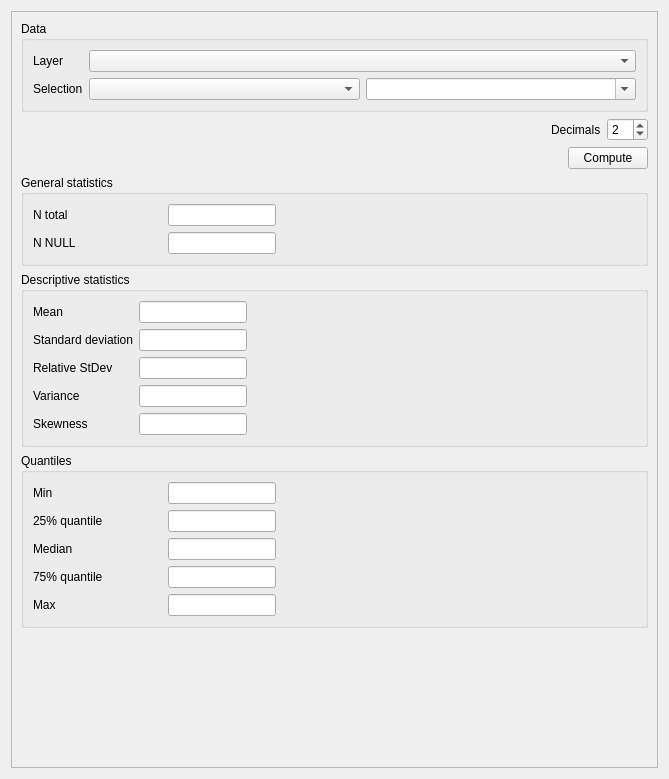
The window that eis_qgis_plugin/resources/ui/eda/wizard_statistics.ui (GispoCoding/eis_qgis_plugin) describes before a commit, drawn with Qt 5.
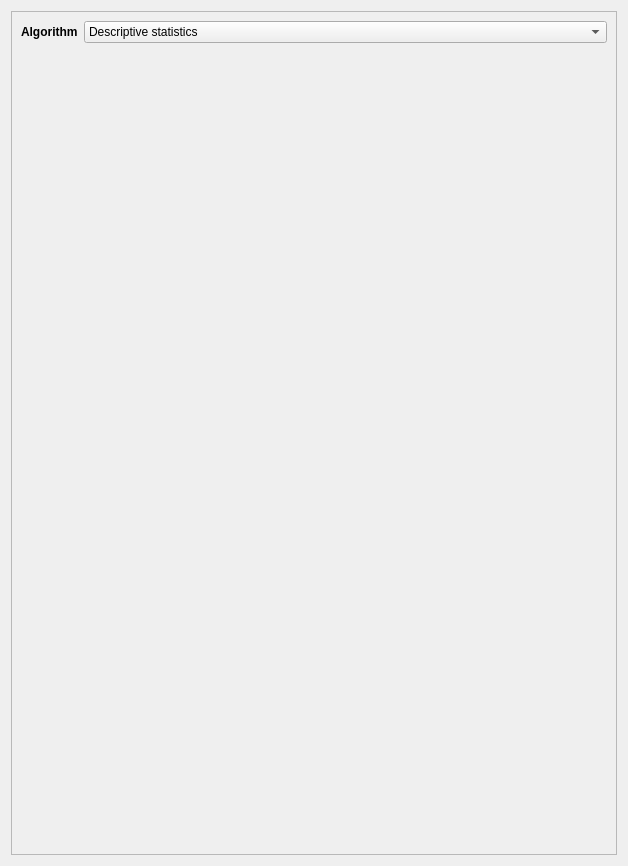
The same window after the commit. Custom widgets are drawn as their Qt base class.

Commit message: Refactor(EDA): tab for exploratory analyses

Diff of the .ui file:
```diff
--- a/eis_qgis_plugin/resources/ui/eda/wizard_statistics.ui
+++ b/eis_qgis_plugin/resources/ui/eda/wizard_statistics.ui
@@ -6,16 +6,16 @@
    <rect>
     <x>0</x>
     <y>0</y>
-    <width>669</width>
-    <height>779</height>
+    <width>628</width>
+    <height>866</height>
    </rect>
   </property>
   <property name="windowTitle">
    <string>Form</string>
   </property>
-  <layout class="QVBoxLayout" name="verticalLayout_2">
+  <layout class="QVBoxLayout" name="verticalLayout">
    <item>
-    <widget class="QScrollArea" name="scrollArea">
+    <widget class="QScrollArea" name="algorithm_page_scroll">
      <property name="widgetResizable">
       <bool>true</bool>
      </property>
@@ -24,400 +24,45 @@
        <rect>
         <x>0</x>
         <y>0</y>
-        <width>649</width>
-        <height>759</height>
+        <width>608</width>
+        <height>846</height>
        </rect>
       </property>
-      <layout class="QVBoxLayout" name="verticalLayout">
+      <layout class="QVBoxLayout" name="verticalLayout_2">
        <item>
-        <widget class="QGroupBox" name="plot_data_box_2">
-         <property name="sizePolicy">
-          <sizepolicy hsizetype="Preferred" vsizetype="Maximum">
-           <horstretch>0</horstretch>
-           <verstretch>0</verstretch>
-          </sizepolicy>
-         </property>
-         <property name="title">
-          <string>Data</string>
-         </property>
-         <layout class="QFormLayout" name="formLayout_4">
-          <item row="0" column="0">
-           <widget class="QLabel" name="label_11">
-            <property name="text">
-             <string>Layer</string>
-            </property>
-           </widget>
-          </item>
-          <item row="0" column="1">
-           <widget class="QgsMapLayerComboBox" name="layer"/>
-          </item>
-          <item row="1" column="0">
-           <widget class="QLabel" name="label_12">
-            <property name="text">
-             <string>Selection</string>
-            </property>
-           </widget>
-          </item>
-          <item row="1" column="1">
-           <layout class="QHBoxLayout" name="horizontalLayout">
-            <item>
-             <widget class="QgsRasterBandComboBox" name="band"/>
-            </item>
-            <item>
-             <widget class="QgsFieldComboBox" name="field">
-              <property name="editable">
-               <bool>true</bool>
-              </property>
-             </widget>
-            </item>
-           </layout>
-          </item>
-         </layout>
-        </widget>
-       </item>
-       <item>
-        <layout class="QHBoxLayout" name="horizontalLayout_4">
+        <layout class="QHBoxLayout" name="algorithm_selection_layout">
          <item>
-          <spacer name="horizontalSpacer_2">
-           <property name="orientation">
-            <enum>Qt::Horizontal</enum>
+          <widget class="QLabel" name="label">
+           <property name="font">
+            <font>
+             <weight>75</weight>
+             <bold>true</bold>
+            </font>
            </property>
-           <property name="sizeHint" stdset="0">
-            <size>
-             <width>40</width>
-             <height>20</height>
-            </size>
-           </property>
-          </spacer>
-         </item>
-         <item>
-          <widget class="QLabel" name="label_13">
            <property name="text">
-            <string>Decimals</string>
+            <string>Algorithm</string>
            </property>
           </widget>
          </item>
          <item>
-          <widget class="QSpinBox" name="decimals">
-           <property name="maximum">
-            <number>10</number>
+          <widget class="QComboBox" name="algorithm_selection">
+           <property name="sizePolicy">
+            <sizepolicy hsizetype="Expanding" vsizetype="Fixed">
+             <horstretch>0</horstretch>
+             <verstretch>0</verstretch>
+            </sizepolicy>
            </property>
-           <property name="value">
-            <number>2</number>
-           </property>
+           <item>
+            <property name="text">
+             <string>Descriptive statistics</string>
+            </property>
+           </item>
           </widget>
          </item>
         </layout>
        </item>
        <item>
-        <layout class="QHBoxLayout" name="horizontalLayout_2">
-         <item>
-          <spacer name="horizontalSpacer">
-           <property name="orientation">
-            <enum>Qt::Horizontal</enum>
-           </property>
-           <property name="sizeHint" stdset="0">
-            <size>
-             <width>40</width>
-             <height>20</height>
-            </size>
-           </property>
-          </spacer>
-         </item>
-         <item>
-          <widget class="QPushButton" name="compute_btn">
-           <property name="text">
-            <string>Compute</string>
-           </property>
-          </widget>
-         </item>
-        </layout>
-       </item>
-       <item>
-        <widget class="QGroupBox" name="groupBox">
-         <property name="title">
-          <string>General statistics</string>
-         </property>
-         <layout class="QFormLayout" name="formLayout_3">
-          <item row="0" column="0">
-           <widget class="QLabel" name="label_9">
-            <property name="minimumSize">
-             <size>
-              <width>129</width>
-              <height>0</height>
-             </size>
-            </property>
-            <property name="text">
-             <string>N total</string>
-            </property>
-           </widget>
-          </item>
-          <item row="0" column="1">
-           <widget class="QLineEdit" name="n_total">
-            <property name="sizePolicy">
-             <sizepolicy hsizetype="Maximum" vsizetype="Fixed">
-              <horstretch>0</horstretch>
-              <verstretch>0</verstretch>
-             </sizepolicy>
-            </property>
-           </widget>
-          </item>
-          <item row="1" column="0">
-           <widget class="QLabel" name="label_10">
-            <property name="minimumSize">
-             <size>
-              <width>129</width>
-              <height>0</height>
-             </size>
-            </property>
-            <property name="text">
-             <string>N NULL</string>
-            </property>
-           </widget>
-          </item>
-          <item row="1" column="1">
-           <widget class="QLineEdit" name="n_null">
-            <property name="sizePolicy">
-             <sizepolicy hsizetype="Maximum" vsizetype="Fixed">
-              <horstretch>0</horstretch>
-              <verstretch>0</verstretch>
-             </sizepolicy>
-            </property>
-           </widget>
-          </item>
-         </layout>
-        </widget>
-       </item>
-       <item>
-        <widget class="QGroupBox" name="groupBox_2">
-         <property name="title">
-          <string>Descriptive statistics</string>
-         </property>
-         <layout class="QFormLayout" name="formLayout">
-          <item row="0" column="0">
-           <widget class="QLabel" name="label">
-            <property name="text">
-             <string>Mean</string>
-            </property>
-           </widget>
-          </item>
-          <item row="0" column="1">
-           <widget class="QLineEdit" name="mean">
-            <property name="sizePolicy">
-             <sizepolicy hsizetype="Maximum" vsizetype="Fixed">
-              <horstretch>0</horstretch>
-              <verstretch>0</verstretch>
-             </sizepolicy>
-            </property>
-           </widget>
-          </item>
-          <item row="1" column="0">
-           <widget class="QLabel" name="label_2">
-            <property name="text">
-             <string>Standard deviation</string>
-            </property>
-           </widget>
-          </item>
-          <item row="1" column="1">
-           <widget class="QLineEdit" name="standard_deviation">
-            <property name="sizePolicy">
-             <sizepolicy hsizetype="Maximum" vsizetype="Fixed">
-              <horstretch>0</horstretch>
-              <verstretch>0</verstretch>
-             </sizepolicy>
-            </property>
-           </widget>
-          </item>
-          <item row="2" column="0">
-           <widget class="QLabel" name="label_3">
-            <property name="text">
-             <string>Relative StDev</string>
-            </property>
-           </widget>
-          </item>
-          <item row="2" column="1">
-           <widget class="QLineEdit" name="relative_standard_deviation">
-            <property name="sizePolicy">
-             <sizepolicy hsizetype="Maximum" vsizetype="Fixed">
-              <horstretch>0</horstretch>
-              <verstretch>0</verstretch>
-             </sizepolicy>
-            </property>
-           </widget>
-          </item>
-          <item row="3" column="0">
-           <widget class="QLabel" name="label_4">
-            <property name="text">
-             <string>Variance</string>
-            </property>
-           </widget>
-          </item>
-          <item row="3" column="1">
-           <widget class="QLineEdit" name="variance">
-            <property name="sizePolicy">
-             <sizepolicy hsizetype="Maximum" vsizetype="Fixed">
-              <horstretch>0</horstretch>
-              <verstretch>0</verstretch>
-             </sizepolicy>
-            </property>
-           </widget>
-          </item>
-          <item row="4" column="0">
-           <widget class="QLabel" name="skewnessLabel">
-            <property name="text">
-             <string>Skewness</string>
-            </property>
-           </widget>
-          </item>
-          <item row="4" column="1">
-           <widget class="QLineEdit" name="skewness">
-            <property name="sizePolicy">
-             <sizepolicy hsizetype="Maximum" vsizetype="Fixed">
-              <horstretch>0</horstretch>
-              <verstretch>0</verstretch>
-             </sizepolicy>
-            </property>
-           </widget>
-          </item>
-         </layout>
-        </widget>
-       </item>
-       <item>
-        <widget class="QGroupBox" name="groupBox_3">
-         <property name="title">
-          <string>Quantiles</string>
-         </property>
-         <layout class="QFormLayout" name="formLayout_2">
-          <item row="0" column="0">
-           <widget class="QLabel" name="label_5">
-            <property name="minimumSize">
-             <size>
-              <width>129</width>
-              <height>0</height>
-             </size>
-            </property>
-            <property name="text">
-             <string>Min</string>
-            </property>
-           </widget>
-          </item>
-          <item row="0" column="1">
-           <widget class="QLineEdit" name="min">
-            <property name="sizePolicy">
-             <sizepolicy hsizetype="Maximum" vsizetype="Fixed">
-              <horstretch>0</horstretch>
-              <verstretch>0</verstretch>
-             </sizepolicy>
-            </property>
-           </widget>
-          </item>
-          <item row="1" column="0">
-           <widget class="QLabel" name="label_6">
-            <property name="minimumSize">
-             <size>
-              <width>129</width>
-              <height>0</height>
-             </size>
-            </property>
-            <property name="text">
-             <string>25% quantile</string>
-            </property>
-           </widget>
-          </item>
-          <item row="1" column="1">
-           <widget class="QLineEdit" name="quantile_25">
-            <property name="sizePolicy">
-             <sizepolicy hsizetype="Maximum" vsizetype="Fixed">
-              <horstretch>0</horstretch>
-              <verstretch>0</verstretch>
-             </sizepolicy>
-            </property>
-           </widget>
-          </item>
-          <item row="2" column="0">
-           <widget class="QLabel" name="label_7">
-            <property name="minimumSize">
-             <size>
-              <width>129</width>
-              <height>0</height>
-             </size>
-            </property>
-            <property name="text">
-             <string>Median</string>
-            </property>
-           </widget>
-          </item>
-          <item row="2" column="1">
-           <widget class="QLineEdit" name="median">
-            <property name="sizePolicy">
-             <sizepolicy hsizetype="Maximum" vsizetype="Fixed">
-              <horstretch>0</horstretch>
-              <verstretch>0</verstretch>
-             </sizepolicy>
-            </property>
-           </widget>
-          </item>
-          <item row="3" column="0">
-           <widget class="QLabel" name="m">
-            <property name="minimumSize">
-             <size>
-              <width>129</width>
-              <height>0</height>
-             </size>
-            </property>
-            <property name="text">
-             <string>75% quantile</string>
-            </property>
-           </widget>
-          </item>
-          <item row="3" column="1">
-           <widget class="QLineEdit" name="quantile_75">
-            <property name="sizePolicy">
-             <sizepolicy hsizetype="Maximum" vsizetype="Fixed">
-              <horstretch>0</horstretch>
-              <verstretch>0</verstretch>
-             </sizepolicy>
-            </property>
-           </widget>
-          </item>
-          <item row="4" column="0">
-           <widget class="QLabel" name="skewnessLabel_2">
-            <property name="minimumSize">
-             <size>
-              <width>129</width>
-              <height>0</height>
-             </size>
-            </property>
-            <property name="text">
-             <string>Max</string>
-            </property>
-           </widget>
-          </item>
-          <item row="4" column="1">
-           <widget class="QLineEdit" name="max">
-            <property name="sizePolicy">
-             <sizepolicy hsizetype="Maximum" vsizetype="Fixed">
-              <horstretch>0</horstretch>
-              <verstretch>0</verstretch>
-             </sizepolicy>
-            </property>
-           </widget>
-          </item>
-         </layout>
-        </widget>
-       </item>
-       <item>
-        <spacer name="verticalSpacer">
-         <property name="orientation">
-          <enum>Qt::Vertical</enum>
-         </property>
-         <property name="sizeHint" stdset="0">
-          <size>
-           <width>20</width>
-           <height>59</height>
-          </size>
-         </property>
-        </spacer>
+        <widget class="QStackedWidget" name="parameters_container"/>
        </item>
       </layout>
      </widget>
@@ -425,23 +70,6 @@
    </item>
   </layout>
  </widget>
- <customwidgets>
-  <customwidget>
-   <class>QgsFieldComboBox</class>
-   <extends>QComboBox</extends>
-   <header>qgsfieldcombobox.h</header>
-  </customwidget>
-  <customwidget>
-   <class>QgsMapLayerComboBox</class>
-   <extends>QComboBox</extends>
-   <header>qgsmaplayercombobox.h</header>
-  </customwidget>
-  <customwidget>
-   <class>QgsRasterBandComboBox</class>
-   <extends>QComboBox</extends>
-   <header>qgsrasterbandcombobox.h</header>
-  </customwidget>
- </customwidgets>
  <resources/>
  <connections/>
 </ui>
```
The commit also changes 7 other files.
